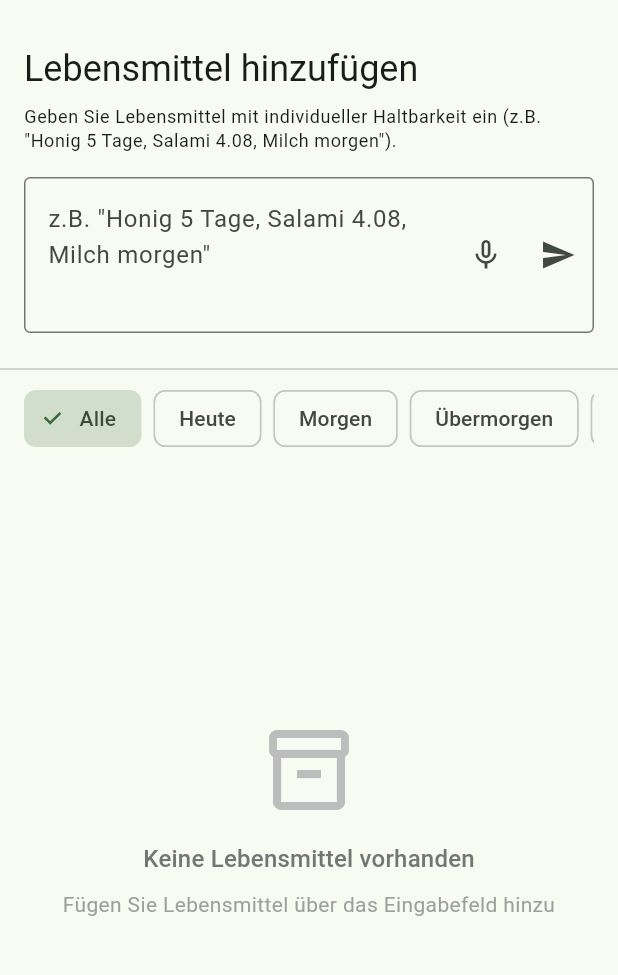
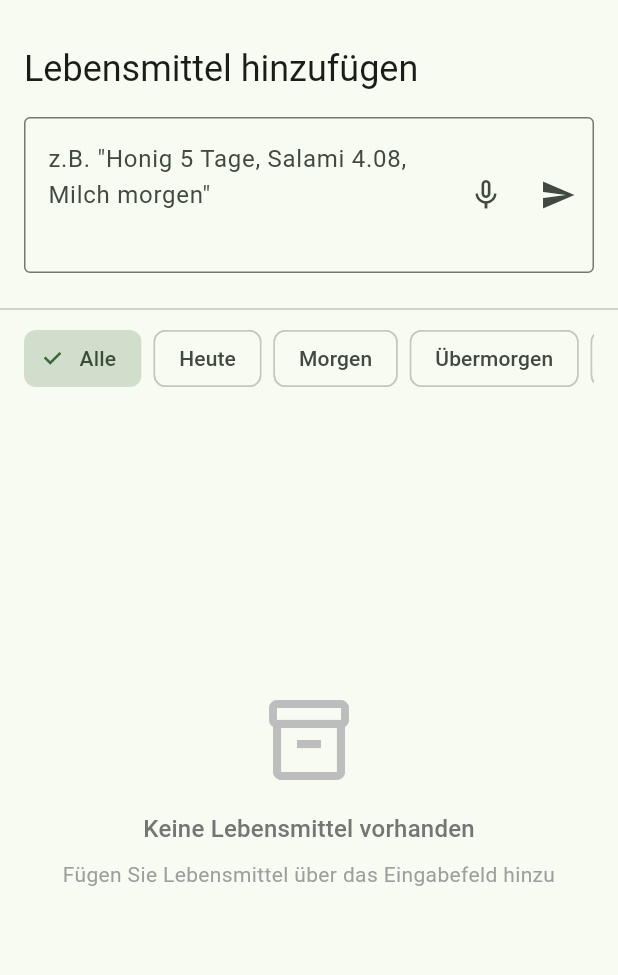
Before and after one commit to Soulbrot1/essensretter, a Flutter app: the screen it shows after launch, on a phone screen of 412 x 824 dp, the part 63-1038 px from its top. Run offline on Flutter 3.47's test engine with Material 3 defaults, Android fonts, the phone set to English and light mode, and no system bars; our stand-ins replace dartz, equatable, flutter_bloc, flutter_dotenv, get_it, permission_handler and 2 more; accounts and stored records are empty.

```diff
--- a/lib/features/food_tracking/presentation/widgets/food_input_field.dart
+++ b/lib/features/food_tracking/presentation/widgets/food_input_field.dart
@@ -93,11 +93,6 @@ class _FoodInputFieldState extends State<FoodInputField> {
             'Lebensmittel hinzufügen',
             style: Theme.of(context).textTheme.headlineSmall,
           ),
-          const SizedBox(height: 8),
-          Text(
-            'Geben Sie Lebensmittel mit individueller Haltbarkeit ein (z.B. "Honig 5 Tage, Salami 4.08, Milch morgen").',
-            style: Theme.of(context).textTheme.bodySmall,
-          ),
           const SizedBox(height: 16),
           TextField(
             controller: _controller,
```
Also changed, not shown: lib/features/food_tracking/presentation/widgets/food_card.dart (+3 -16 lines).
